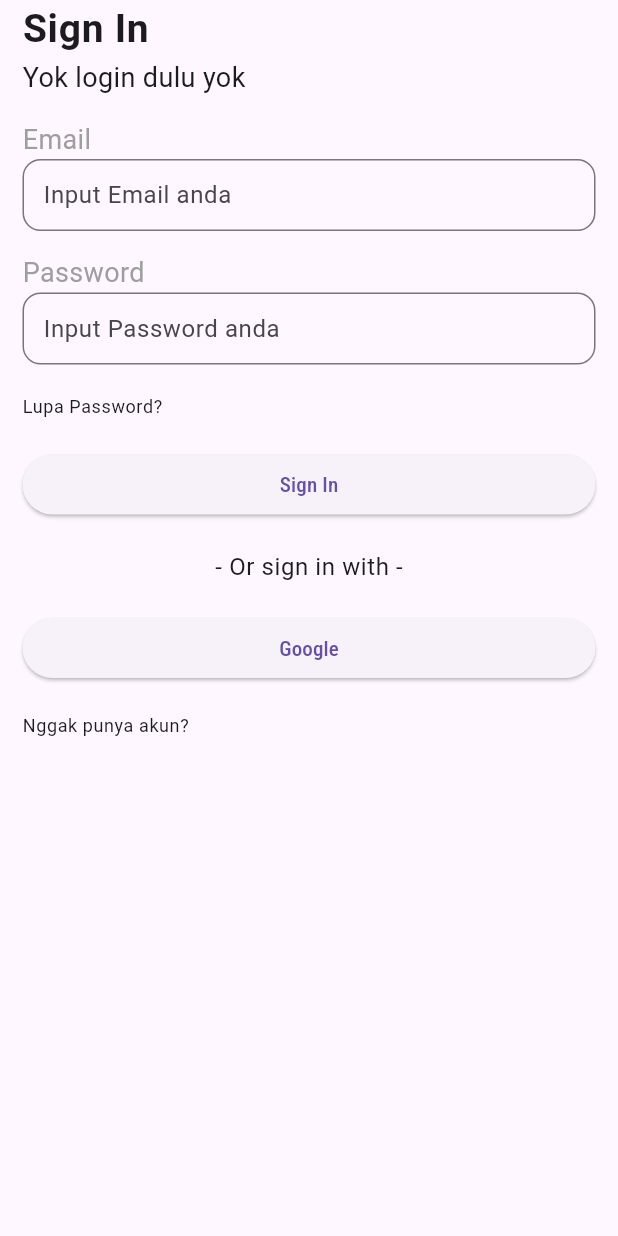
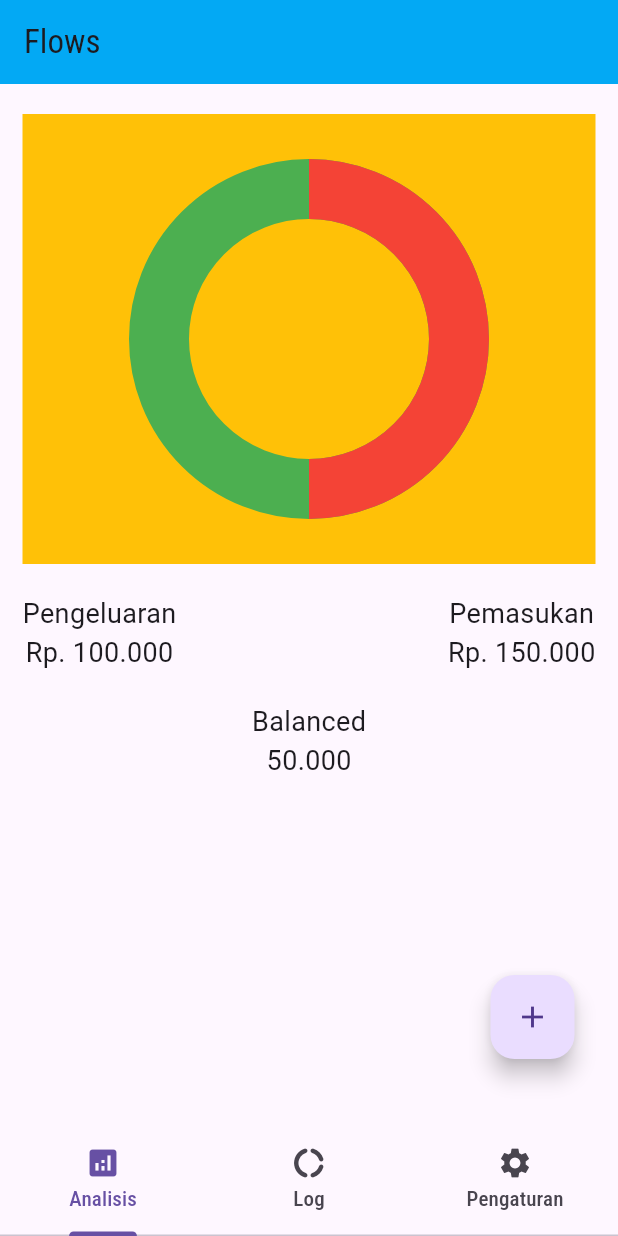
Before and after one commit to michazel/flows, a Flutter app: the screen it shows after launch, on a phone screen of 412 x 824 dp. Run offline on Flutter 3.47's test engine with Material 3 defaults, Android fonts, the light colour scheme and no system bars; our stand-ins replace bloc, firebase_auth, firebase_core, flutter_bloc, google_fonts, google_sign_in; accounts and stored records are empty.

Commit message:
Analisis page

```diff
--- a/lib/main.dart
+++ b/lib/main.dart
@@ -1,4 +1,5 @@
 import 'package:firebase_core/firebase_core.dart';
+import 'package:flows/mainPage/main_page.dart';
 import 'package:flows/register/login_page.dart';
 import 'package:flows/firebase_options.dart';
 import 'package:flutter/material.dart';
@@ -19,7 +20,7 @@ class MyApp extends StatelessWidget {
   @override
   Widget build(BuildContext context) {
     return MaterialApp(
-      home: const LoginPage(),
+      home: const MainPage(),
       theme: ThemeData(
         textTheme: GoogleFonts.robotoCondensedTextTheme().copyWith(
           bodyLarge: GoogleFonts.roboto(
--- /dev/null
+++ b/lib/mainPage/analisis_page.dart
@@ -0,0 +1,71 @@
+import 'package:flows/mainPage/circular_progres.dart';
+import 'package:flutter/material.dart';
+
+class AnalisisPage extends StatelessWidget {
+  const AnalisisPage({super.key});
+
+  @override
+  Widget build(BuildContext context) {
+    return Padding(
+      padding: const EdgeInsets.only(right: 15, left: 15, top: 20),
+      child: Stack(
+        children: [
+          ListView(
+            children: <Widget>[
+              Container(
+                width: MediaQuery.of(context).size.width,
+                height: 300,
+                decoration: const BoxDecoration(
+                  color: Colors.amber
+                ),
+                child: const Center(
+                  child: CircularProgress(progress: 1 + (2 - (150000 / 100000)))
+                )
+              ),
+              const SizedBox(
+                height: 20,
+              ),
+              const Row(
+                mainAxisAlignment: MainAxisAlignment.spaceBetween,
+                children: <Widget>[
+                  Column(
+                    children: <Widget>[
+                      Text("Pengeluaran"),
+                      Text("Rp. 100.000")
+                    ]
+                  ),
+                  Column(
+                    children: <Widget>[
+                      Text("Pemasukan"),
+                      Text("Rp. 150.000")
+                    ]
+                  )
+                ]
+              ),
+              const SizedBox(
+                height: 20,
+              ),
+              const Column(
+                crossAxisAlignment: CrossAxisAlignment.center,
+                children: <Widget>[
+                  Text("Balanced"),
+                  Text("50.000")
+                ]
+              )
+            ]
+          ),
+          Transform.translate(
+            offset: Offset(
+              MediaQuery.of(context).size.width - 30 - 70,
+              MediaQuery.of(context).size.height - 30 - 80 - 140
+            ),
+            child: FloatingActionButton(
+              onPressed: () {},
+              child: const Icon(Icons.add)
+            ),
+          )
+        ],
+      ),
+    );
+  }
+}
--- /dev/null
+++ b/lib/mainPage/circular_progres.dart
@@ -0,0 +1,87 @@
+import 'package:flutter/material.dart';
+import 'dart:math';
+
+class CircularProgress extends StatelessWidget {
+  final double progress;
+
+  const CircularProgress({super.key, required this.progress});
+
+  @override
+  Widget build(BuildContext context) {
+    return TweenAnimationBuilder<double>(
+      tween: Tween<double>(begin: 0, end: progress),
+      duration: const Duration(seconds: 1),
+      builder: (context, value, child) {
+        return CustomPaint(
+          painter: CircularProgressPainter(value),
+          child: const SizedBox(
+            width: 200,
+            height: 200,
+          ),
+        );
+      },
+    );
+  }
+}
+
+class CircularProgressPainter extends CustomPainter {
+  final double progress;
+
+  CircularProgressPainter(this.progress);
+
+  @override
+  void paint(Canvas canvas, Size size) {
+    final center = Offset(size.width / 2, size.height / 2);
+    final radius = min(size.width / 2, size.height / 2);
+    const startAngle = -pi / 2;
+
+    final bluePaint = Paint()
+      ..color = Colors.green
+      ..style = PaintingStyle.stroke
+      ..strokeWidth = 40;
+
+    final blueSweepAngle = min(2 * pi * progress, 2 * pi);
+    canvas.drawArc(
+      Rect.fromCircle(center: center, radius: radius),
+      startAngle,
+      blueSweepAngle,
+      false,
+      bluePaint,
+    );
+
+    if (progress > 1.0) {
+      final redPaint = Paint()
+        ..color = Colors.red
+        ..style = PaintingStyle.stroke
+        ..strokeWidth = 40;
+
+      final redSweepAngle = 2 * pi * (progress - 1.0);
+      canvas.drawArc(
+        Rect.fromCircle(center: center, radius: radius),
+        startAngle + blueSweepAngle,
+        redSweepAngle,
+        false,
+        redPaint,
+      );
+    }if (progress > 2.0) {
+      final greenPaint = Paint()
+        ..color = Colors.amber
+        ..style = PaintingStyle.stroke
+        ..strokeWidth = 40;
+
+      final purpleSweepAngle = 2 * pi * (progress - 2.0);
+      canvas.drawArc(
+        Rect.fromCircle(center: center, radius: radius),
+        startAngle + blueSweepAngle + min(2 * pi, 2 * pi * (progress - 1.0)),
+        purpleSweepAngle,
+        false,
+        greenPaint,
+      );
+    }
+  }
+
+  @override
+  bool shouldRepaint(CircularProgressPainter oldDelegate) {
+    return oldDelegate.progress != progress;
+  }
+}
--- /dev/null
+++ b/lib/mainPage/main_page.dart
@@ -0,0 +1,46 @@
+import 'package:flows/mainPage/analisis_page.dart';
+import 'package:flutter/material.dart';
+
+class MainPage extends StatelessWidget {
+  const MainPage({super.key});
+
+  @override
+  Widget build(BuildContext context) {
+    return DefaultTabController(
+      length: 3,
+      child: Scaffold(
+        appBar: AppBar(
+          title: const Text("Flows"),
+          backgroundColor: Colors.lightBlue,
+        ),
+        bottomNavigationBar: const TabBar(
+          tabs: <Tab>[
+            Tab(
+              icon: Icon(Icons.analytics),
+              text: "Analisis",
+            ),
+            Tab(
+              icon: Icon(Icons.donut_large_rounded),
+              text: "Log",
+            ),
+            Tab(
+              icon: Icon(Icons.settings),
+              text: "Pengaturan",
+            ),
+          ]
+        ),
+        body: const TabBarView(
+          children: <Widget>[
+            AnalisisPage(),
+            Center(
+              child: Text("Halo")
+            ),
+            Center(
+              child: Text("Halo")
+            ),
+          ]
+        )
+      ),
+    );
+  }
+}
```
Also changed, not shown: lib/mainPage/log_page.dart (added), lib/mainPage/setting_page.dart (added).
